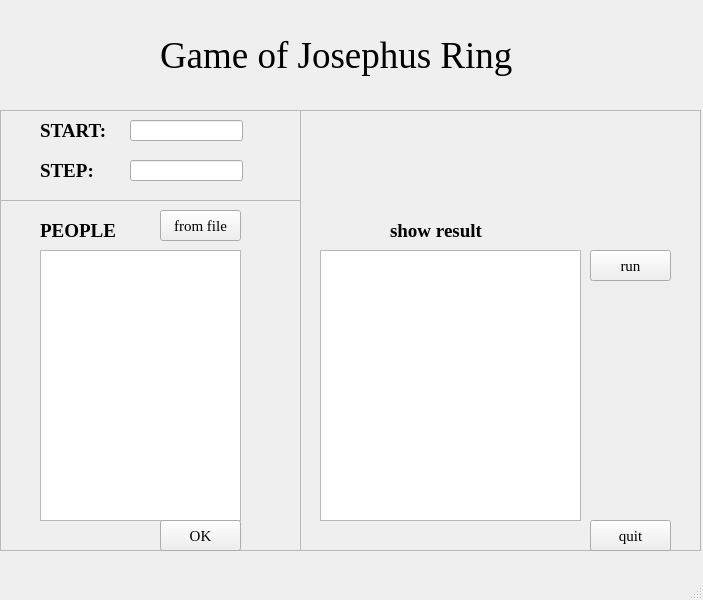
Above: josephus_interface.ui from HuoYinqi/assignment_1 before the change. Below: the same form after it.
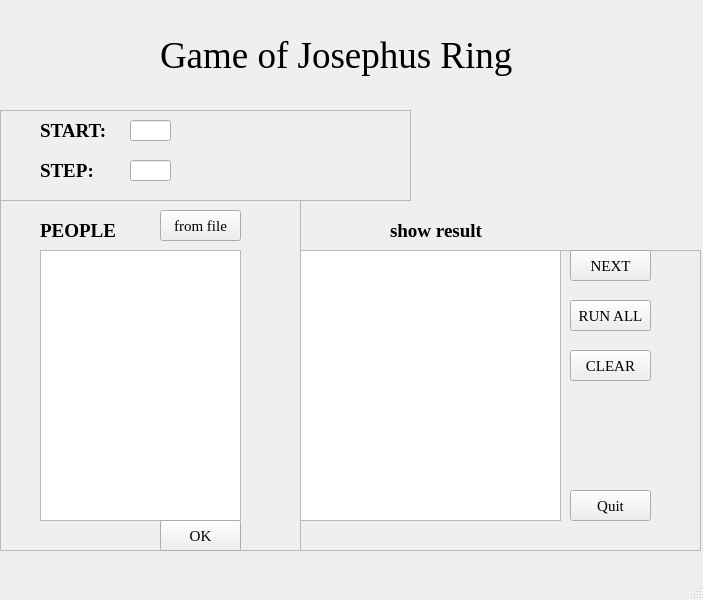
That is the form after the change.

Commit message: 添加界面错误提示以及对zip文件读取

Diff of the .ui file:
```diff
--- a/josephus_interface.ui
+++ b/josephus_interface.ui
@@ -19,7 +19,7 @@
      <rect>
       <x>0</x>
       <y>110</y>
-      <width>301</width>
+      <width>411</width>
       <height>91</height>
      </rect>
     </property>
@@ -76,7 +76,7 @@
       <rect>
        <x>130</x>
        <y>10</y>
-       <width>113</width>
+       <width>41</width>
        <height>21</height>
       </rect>
      </property>
@@ -86,13 +86,16 @@
        <pointsize>14</pointsize>
       </font>
      </property>
+     <property name="text">
+      <string/>
+     </property>
     </widget>
     <widget class="QLineEdit" name="lineEdit_step">
      <property name="geometry">
       <rect>
        <x>130</x>
        <y>50</y>
-       <width>113</width>
+       <width>41</width>
        <height>21</height>
       </rect>
      </property>
@@ -106,6 +109,44 @@
       <string/>
      </property>
     </widget>
+    <widget class="QLabel" name="label_hint_start">
+     <property name="geometry">
+      <rect>
+       <x>190</x>
+       <y>10</y>
+       <width>221</width>
+       <height>21</height>
+      </rect>
+     </property>
+     <property name="font">
+      <font>
+       <family>Times New Roman</family>
+       <pointsize>12</pointsize>
+      </font>
+     </property>
+     <property name="text">
+      <string/>
+     </property>
+    </widget>
+    <widget class="QLabel" name="label_hint_step">
+     <property name="geometry">
+      <rect>
+       <x>190</x>
+       <y>50</y>
+       <width>221</width>
+       <height>21</height>
+      </rect>
+     </property>
+     <property name="font">
+      <font>
+       <family>Times New Roman</family>
+       <pointsize>12</pointsize>
+      </font>
+     </property>
+     <property name="text">
+      <string/>
+     </property>
+    </widget>
    </widget>
    <widget class="QLabel" name="label_title">
     <property name="geometry">
@@ -228,11 +269,17 @@
     <property name="geometry">
      <rect>
       <x>300</x>
-      <y>110</y>
+      <y>250</y>
       <width>401</width>
-      <height>441</height>
+      <height>301</height>
      </rect>
     </property>
+    <property name="font">
+     <font>
+      <family>Times New Roman</family>
+      <pointsize>14</pointsize>
+     </font>
+    </property>
     <property name="frameShape">
      <enum>QFrame::StyledPanel</enum>
     </property>
@@ -242,8 +289,8 @@
     <widget class="QToolButton" name="toolButton_run">
      <property name="geometry">
       <rect>
-       <x>290</x>
-       <y>140</y>
+       <x>270</x>
+       <y>50</y>
        <width>81</width>
        <height>31</height>
       </rect>
@@ -255,14 +302,14 @@
       </font>
      </property>
      <property name="text">
-      <string>run</string>
+      <string>RUN ALL</string>
      </property>
     </widget>
     <widget class="QTextBrowser" name="textBrowser">
      <property name="geometry">
       <rect>
-       <x>20</x>
-       <y>140</y>
+       <x>0</x>
+       <y>0</y>
        <width>261</width>
        <height>271</height>
       </rect>
@@ -274,32 +321,11 @@
       </font>
      </property>
     </widget>
-    <widget class="QLabel" name="label_showresult">
-     <property name="geometry">
-      <rect>
-       <x>90</x>
-       <y>100</y>
-       <width>101</width>
-       <height>41</height>
-      </rect>
-     </property>
-     <property name="font">
-      <font>
-       <family>Times New Roman</family>
-       <pointsize>14</pointsize>
-       <weight>75</weight>
-       <bold>true</bold>
-      </font>
-     </property>
-     <property name="text">
-      <string>show result</string>
-     </property>
-    </widget>
     <widget class="QToolButton" name="toolButton_quit">
      <property name="geometry">
       <rect>
-       <x>290</x>
-       <y>410</y>
+       <x>270</x>
+       <y>240</y>
        <width>81</width>
        <height>31</height>
       </rect>
@@ -311,9 +337,68 @@
       </font>
      </property>
      <property name="text">
-      <string>quit</string>
+      <string>Quit</string>
      </property>
     </widget>
+    <widget class="QToolButton" name="toolButton_next">
+     <property name="geometry">
+      <rect>
+       <x>270</x>
+       <y>0</y>
+       <width>81</width>
+       <height>31</height>
+      </rect>
+     </property>
+     <property name="font">
+      <font>
+       <family>Times New Roman</family>
+       <pointsize>11</pointsize>
+      </font>
+     </property>
+     <property name="text">
+      <string>NEXT</string>
+     </property>
+    </widget>
+    <widget class="QToolButton" name="toolButton_clear">
+     <property name="geometry">
+      <rect>
+       <x>270</x>
+       <y>100</y>
+       <width>81</width>
+       <height>31</height>
+      </rect>
+     </property>
+     <property name="font">
+      <font>
+       <family>Times New Roman</family>
+       <pointsize>11</pointsize>
+      </font>
+     </property>
+     <property name="text">
+      <string>CLEAR</string>
+     </property>
+    </widget>
+   </widget>
+   <widget class="QLabel" name="label_showresult">
+    <property name="geometry">
+     <rect>
+      <x>390</x>
+      <y>210</y>
+      <width>101</width>
+      <height>41</height>
+     </rect>
+    </property>
+    <property name="font">
+     <font>
+      <family>Times New Roman</family>
+      <pointsize>14</pointsize>
+      <weight>75</weight>
+      <bold>true</bold>
+     </font>
+    </property>
+    <property name="text">
+     <string>show result</string>
+    </property>
    </widget>
   </widget>
   <widget class="QMenuBar" name="menubar">
```
The commit also changes 2 other files.
